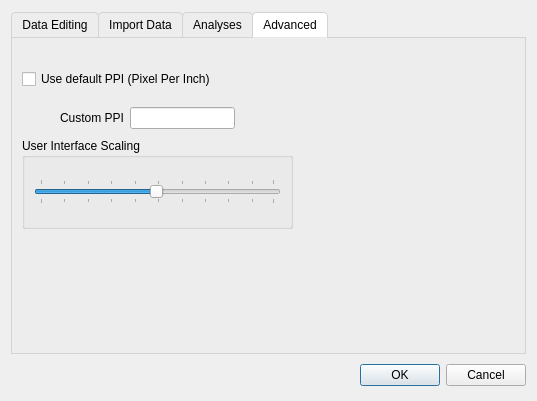
The window that JASP-Desktop/preferencesdialog.ui (jasp-stats/jasp-desktop) describes before a commit, drawn with Qt 5.
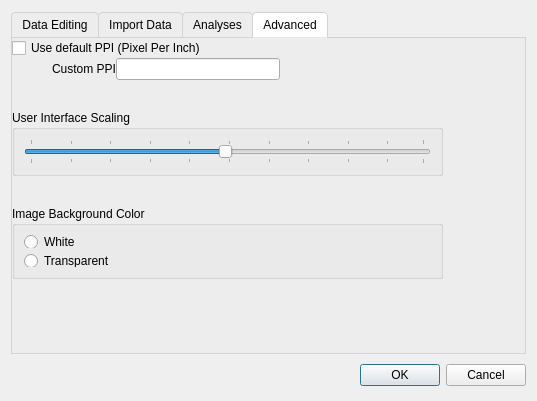
The same window after the commit.

Commit message: Add Image Background Color option in Preferences

Patch:
```diff
--- a/JASP-Desktop/preferencesdialog.ui
+++ b/JASP-Desktop/preferencesdialog.ui
@@ -522,16 +522,24 @@
         <attribute name="title">
          <string>Advanced</string>
         </attribute>
-        <widget class="QWidget" name="verticalLayoutWidget">
+        <widget class="QWidget" name="">
          <property name="geometry">
           <rect>
-           <x>10</x>
-           <y>20</y>
-           <width>271</width>
-           <height>71</height>
+           <x>0</x>
+           <y>0</y>
+           <width>431</width>
+           <height>241</height>
           </rect>
          </property>
+         <layout class="QVBoxLayout" name="verticalLayout_10">
+          <property name="spacing">
+           <number>30</number>
+          </property>
+          <item>
          <layout class="QVBoxLayout" name="verticalLayout_4">
+            <property name="spacing">
+             <number>0</number>
+            </property>
           <item>
            <layout class="QHBoxLayout" name="horizontalLayout_3">
             <item>
@@ -604,19 +612,15 @@
            </layout>
           </item>
          </layout>
-        </widget>
+          </item>
+          <item>
         <widget class="QGroupBox" name="UIScale">
-         <property name="geometry">
-          <rect>
-           <x>10</x>
-           <y>100</y>
-           <width>271</width>
-           <height>91</height>
-          </rect>
-         </property>
          <property name="title">
           <string>User Interface Scaling</string>
          </property>
+            <property name="flat">
+             <bool>false</bool>
+            </property>
          <layout class="QVBoxLayout" name="verticalLayout_6">
           <item>
            <widget class="QSlider" name="sliderUIScale">
@@ -641,6 +645,35 @@
             <property name="tickPosition">
              <enum>QSlider::TicksBothSides</enum>
             </property>
+              </widget>
+             </item>
+            </layout>
+           </widget>
+          </item>
+          <item>
+           <widget class="QGroupBox" name="imageBackground">
+            <property name="title">
+             <string>Image Background Color</string>
+            </property>
+            <property name="flat">
+             <bool>false</bool>
+            </property>
+            <layout class="QVBoxLayout" name="verticalLayout_5">
+             <item>
+              <widget class="QRadioButton" name="whiteBackground">
+               <property name="text">
+                <string>White</string>
+               </property>
+              </widget>
+             </item>
+             <item>
+              <widget class="QRadioButton" name="transparentBackground">
+               <property name="text">
+                <string>Transparent</string>
+               </property>
+              </widget>
+             </item>
+            </layout>
            </widget>
           </item>
          </layout>
```
Lines whose indentation alone changed are shown as unchanged. The commit also changes 21 other files.
